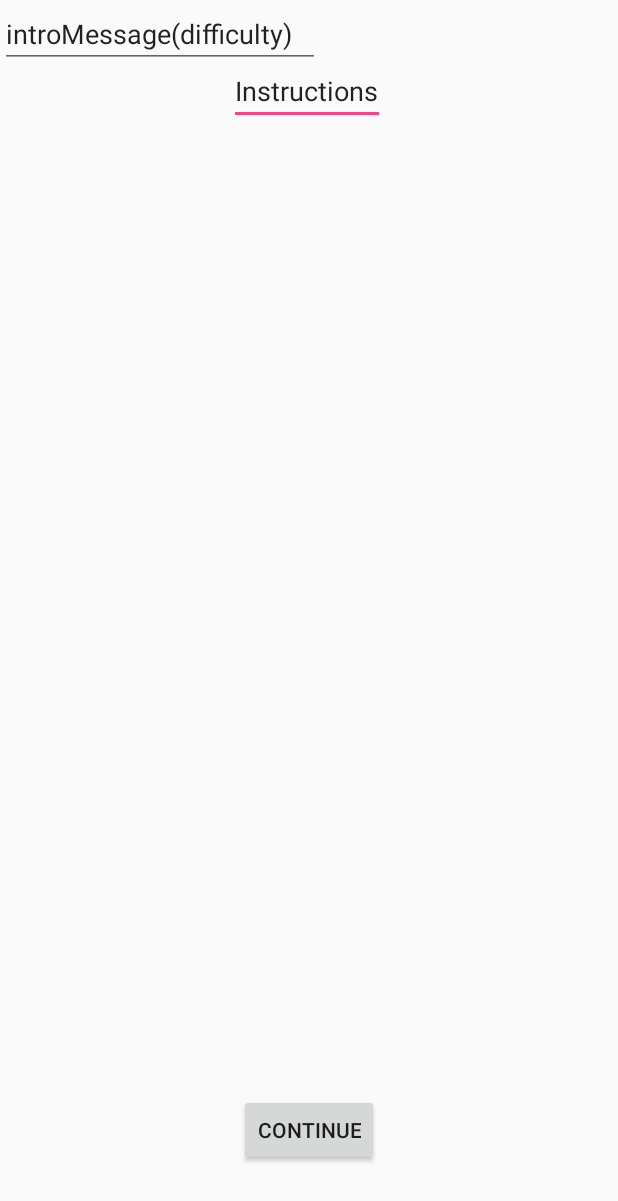
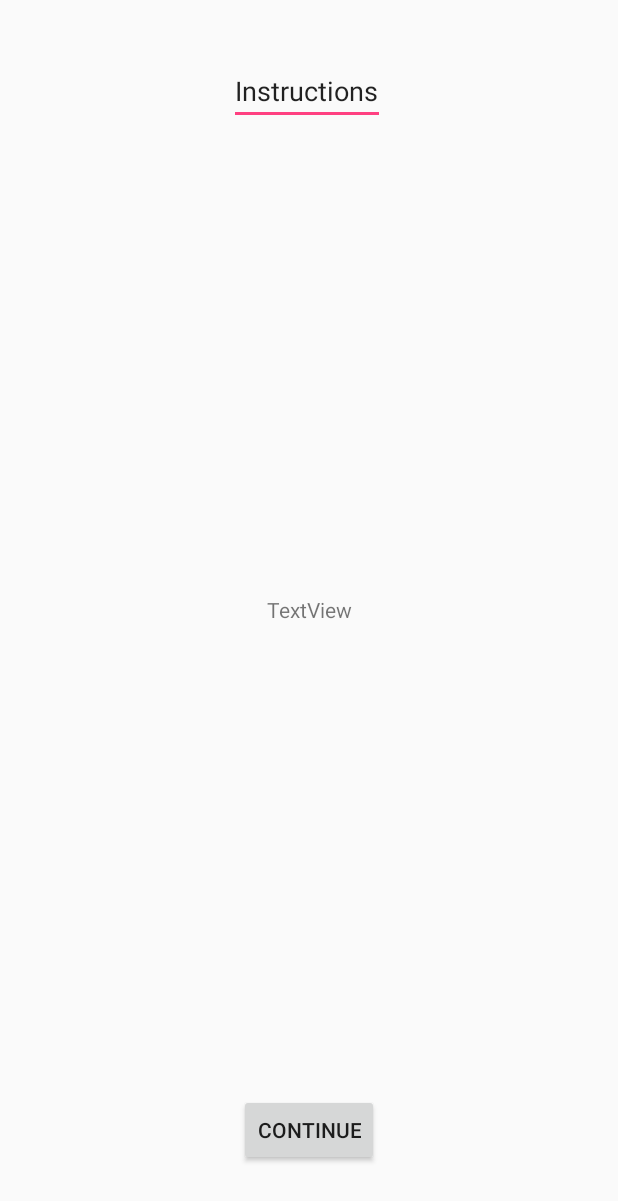
Before and after one commit to echiaboli/MusicBee, an Android app: the layout activity_instruction__page.xml on its own in the app's theme, with its tools: preview values and no code run, on a phone screen of 412 x 824 dp. Shown: the top 1201 px of the screen. Run offline under Robolectric (Android 15) with nearby library versions, the phone set to English and light mode, and no system bars.

Commit message:
Caleb's update

```diff
--- a/app/src/main/AndroidManifest.xml
+++ b/app/src/main/AndroidManifest.xml
@@ -9,7 +9,6 @@ package="aboli.musicbee">
         android:roundIcon="@mipmap/ic_launcher_round"
         android:supportsRtl="true"
         android:theme="@style/AppTheme">
-
         <activity android:name=".MainActivity">
             <intent-filter>
                 <action android:name="android.intent.action.MAIN" />
@@ -18,7 +17,8 @@ package="aboli.musicbee">
             </intent-filter>
         </activity>
         <activity android:name=".Startup" />
-    <activity android:name="aboli.musicbee.GameSettings" />
+        <activity android:name=".GameSettings" />
+        <activity android:name=".Instruction_Page"></activity>
     </application>
 
 </manifest>
--- a/app/src/main/res/layout/activity_instruction__page.xml
+++ b/app/src/main/res/layout/activity_instruction__page.xml
@@ -48,13 +48,16 @@
         android:layout_marginLeft="8dp"
         app:layout_constraintHorizontal_bias="0.459" />
 
-    <EditText
-        android:id="@+id/editText2"
+    <TextView
+        android:id="@+id/textView"
         android:layout_width="wrap_content"
         android:layout_height="wrap_content"
-        android:ems="10"
-        android:inputType="textPersonName"
-        tools:layout_editor_absoluteX="99dp"
-        tools:layout_editor_absoluteY="148dp"
-        tools:text="introMessage(difficulty)" />
+        android:text="TextView"
+        app:layout_constraintLeft_toLeftOf="parent"
+        app:layout_constraintRight_toRightOf="parent"
+        android:layout_marginTop="8dp"
+        app:layout_constraintTop_toBottomOf="@+id/editText"
+        android:layout_marginBottom="8dp"
+        app:layout_constraintBottom_toTopOf="@+id/button3" />
+
 </android.support.constraint.ConstraintLayout>
```
Also changed, not shown: app/src/main/java/aboli/musicbee/InstructionPage.java (deleted, +0 -39 lines), app/src/main/java/aboli/musicbee/Instruction_Page.java (+15 -2 lines). Lines whose indentation alone changed are shown as unchanged.
